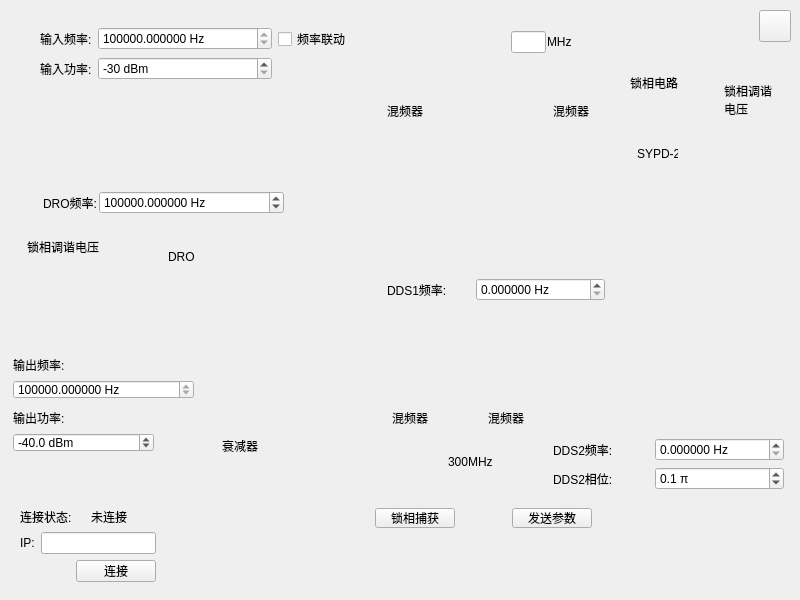
GrammerT/radio_ctrl, file newwidget.ui: the form before one commit.
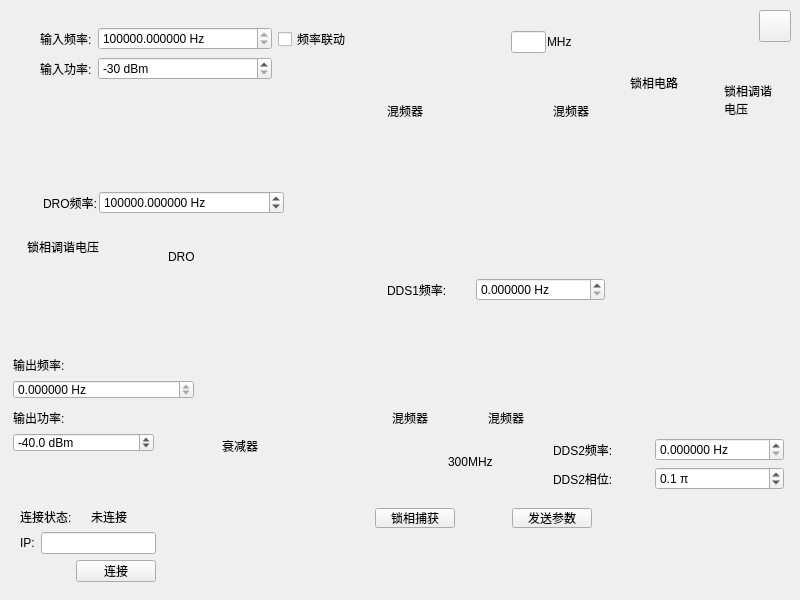
The form after the commit.

Commit message: finish ： output freq

Diff of the .ui file:
```diff
--- a/newwidget.ui
+++ b/newwidget.ui
@@ -92,19 +92,6 @@
     <bool>true</bool>
    </property>
   </widget>
-  <widget class="QLabel" name="label_7">
-   <property name="geometry">
-    <rect>
-     <x>637</x>
-     <y>146</y>
-     <width>41</width>
-     <height>16</height>
-    </rect>
-   </property>
-   <property name="text">
-    <string>SYPD-2</string>
-   </property>
-  </widget>
   <widget class="QLabel" name="label_9">
    <property name="geometry">
     <rect>
@@ -598,10 +585,10 @@
        <number>6</number>
       </property>
       <property name="minimum">
-       <double>9910000000.000000000000000</double>
+       <double>0.000000000000000</double>
       </property>
       <property name="maximum">
-       <double>10110000000.000000000000000</double>
+       <double>9999999999999999931398190359470212947659194368.000000000000000</double>
       </property>
      </widget>
     </item>
```
The commit also changes 2 other files.
